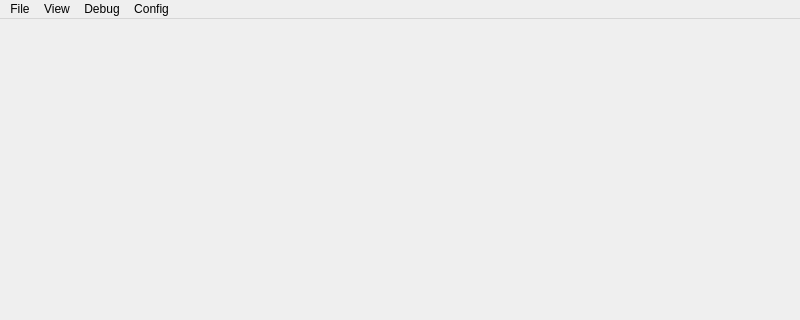
First picture: the form in src/prodbg/MainWindow.ui, repository emoon/ProDBG, before the edit; both pictures show x 0 to 800 and y 0 to 320 of the 800 by 600 pixel window.
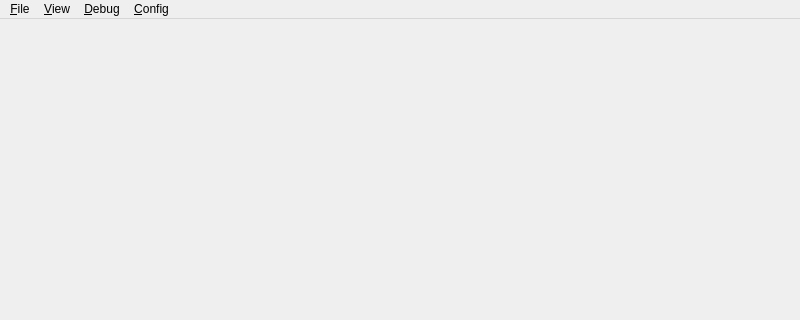
Second picture: the form after the edit.

```diff
--- a/src/prodbg/MainWindow.ui
+++ b/src/prodbg/MainWindow.ui
@@ -20,12 +20,12 @@
      <x>0</x>
      <y>0</y>
      <width>800</width>
-     <height>22</height>
+     <height>21</height>
     </rect>
    </property>
    <widget class="QMenu" name="menuFile">
     <property name="title">
-     <string>File</string>
+     <string>&amp;File</string>
     </property>
     <addaction name="actionOpen"/>
     <addaction name="actionDebugAmigaExe"/>
@@ -33,7 +33,7 @@
    </widget>
    <widget class="QMenu" name="menuDebug">
     <property name="title">
-     <string>Debug</string>
+     <string>&amp;Debug</string>
     </property>
     <addaction name="actionBreak"/>
     <addaction name="actionStart"/>
@@ -44,13 +44,13 @@
    </widget>
    <widget class="QMenu" name="menuConfig">
     <property name="title">
-     <string>Config</string>
+     <string>&amp;Config</string>
     </property>
     <addaction name="actionAmiga_UAE"/>
    </widget>
    <widget class="QMenu" name="menuView">
     <property name="title">
-     <string>View</string>
+     <string>&amp;View</string>
     </property>
     <addaction name="actionToggleSourceAsm"/>
    </widget>
```
Left out of the diff: 12 changed lines with no effect on the pictures.
